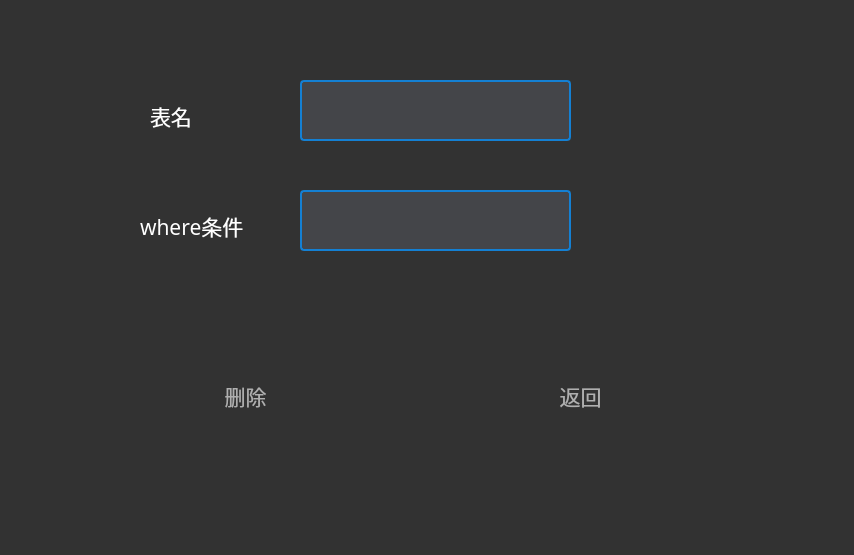
Qt form DBtraining/deletetable.ui (2023XDProject/DBMS2.0) before a commit.
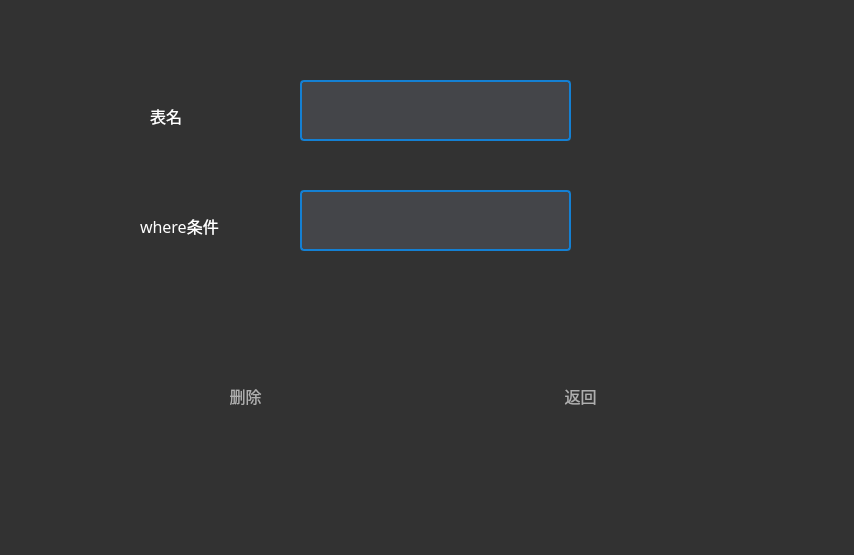
The same form after that commit. Icons and pictures are not drawn.

Patch:
```diff
--- a/DBtraining/deletetable.ui
+++ b/DBtraining/deletetable.ui
@@ -28,7 +28,7 @@
    <property name="font">
     <font>
      <family>幼圆</family>
-     <pointsize>16</pointsize>
+     <pointsize>12</pointsize>
     </font>
    </property>
    <property name="styleSheet">
@@ -50,7 +50,7 @@
    <property name="font">
     <font>
      <family>幼圆</family>
-     <pointsize>16</pointsize>
+     <pointsize>12</pointsize>
     </font>
    </property>
    <property name="styleSheet">
@@ -106,7 +106,7 @@
    <property name="font">
     <font>
      <family>幼圆</family>
-     <pointsize>16</pointsize>
+     <pointsize>12</pointsize>
     </font>
    </property>
    <property name="styleSheet">
@@ -135,7 +135,7 @@
    <property name="font">
     <font>
      <family>幼圆</family>
-     <pointsize>16</pointsize>
+     <pointsize>12</pointsize>
     </font>
    </property>
    <property name="styleSheet">
```
